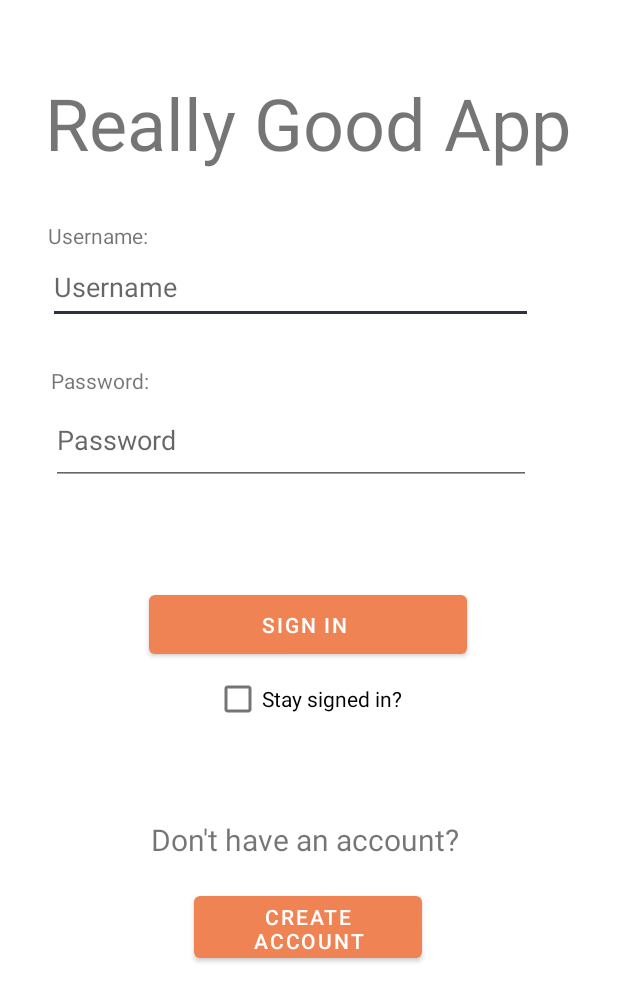
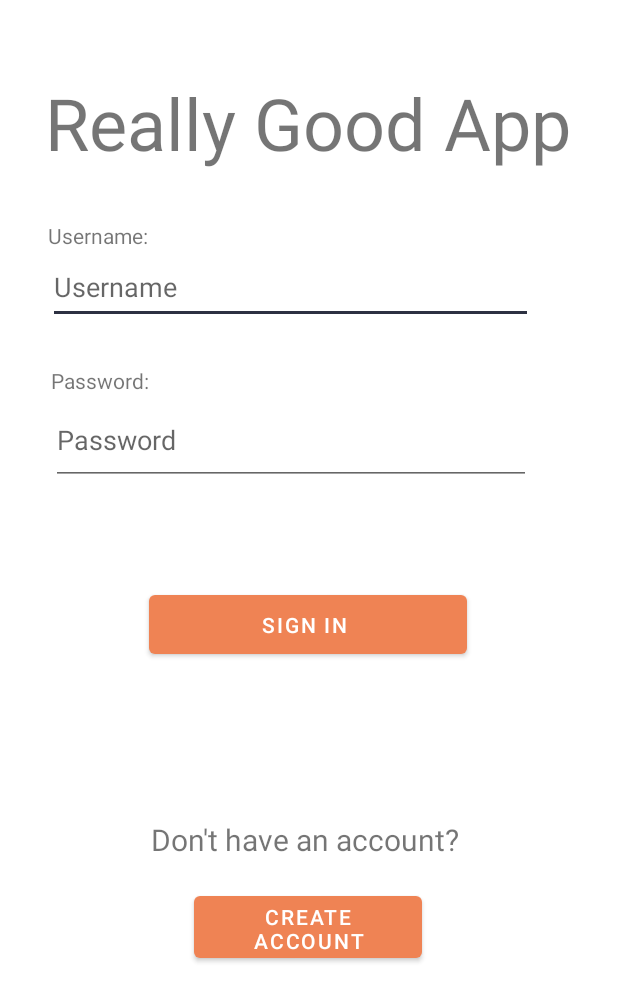
Before and after one commit to AndrewPyscher/Job-App-Android, an Android app: the screen it shows after launch (SignInPage), on a phone screen of 412 x 824 dp. Shown: the top 1002 px of the screen. Run offline under Robolectric (Android 15) with nearby library versions, the phone set to English and light mode, and no system bars; our stand-ins replace Volley.

```diff
--- a/app/src/main/java/com/example/project2/EnterUserInfo.java
+++ b/app/src/main/java/com/example/project2/EnterUserInfo.java
@@ -59,7 +59,7 @@ public class EnterUserInfo extends AppCompatActivity {
                     "",
                     txtEmailNew.getText().toString()
             );
-            Intent i = new Intent(this, MainActivity.class);
+            Intent i = new Intent(this, activity_jobs.class);
             startActivity(i);
         });
 
--- a/app/src/main/java/com/example/project2/JobListingAdapter.java
+++ b/app/src/main/java/com/example/project2/JobListingAdapter.java
@@ -13,9 +13,6 @@ import android.widget.BaseAdapter;
 import android.widget.Button;
 import android.widget.TextView;
 import android.widget.Toast;
-
-import androidx.annotation.NonNull;
-import androidx.recyclerview.widget.RecyclerView;
 
 import java.util.ArrayList;
 
--- a/app/src/main/java/com/example/project2/activity_jobs.java
+++ b/app/src/main/java/com/example/project2/activity_jobs.java
@@ -1,10 +1,8 @@
 package com.example.project2;
 
-import androidx.annotation.NonNull;
+
 import androidx.appcompat.app.AppCompatActivity;
-import androidx.recyclerview.widget.ItemTouchHelper;
-import androidx.recyclerview.widget.LinearLayoutManager;
-import androidx.recyclerview.widget.RecyclerView;
+
 
 import android.content.Intent;
 import android.content.SharedPreferences;
--- a/app/src/main/res/layout/activity_sign_in_page.xml
+++ b/app/src/main/res/layout/activity_sign_in_page.xml
@@ -86,18 +86,6 @@
         app:layout_constraintStart_toStartOf="parent"
         app:layout_constraintTop_toBottomOf="@+id/tvTitle" />
 
-    <CheckBox
-        android:id="@+id/chkStaySignedIn"
-        android:layout_width="wrap_content"
-        android:layout_height="wrap_content"
-        android:text="Stay signed in?"
-        app:layout_constraintBottom_toTopOf="@+id/tvNoAccount"
-        app:layout_constraintEnd_toEndOf="parent"
-        app:layout_constraintHorizontal_bias="0.498"
-        app:layout_constraintStart_toStartOf="parent"
-        app:layout_constraintTop_toBottomOf="@+id/btnSignIn"
-        app:layout_constraintVertical_bias="0.0" />
-
     <EditText
         android:id="@+id/etPassword1"
         android:layout_width="320dp"
```
Also changed, not shown: app/src/main/java/com/example/project2/MainActivity.java (deleted, +0 -48 lines), app/src/main/java/com/example/project2/SignInPage.java (+0 -26 lines).
